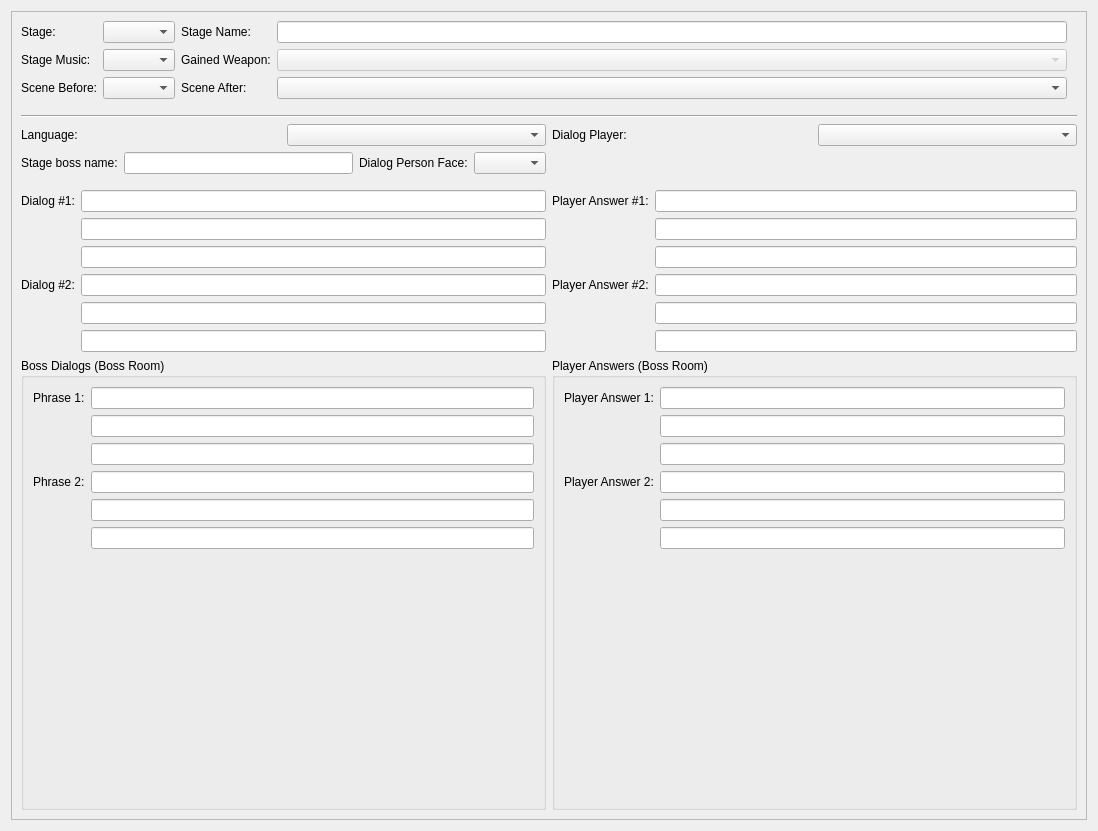
Qt form editor/mainwindow_tab/stage_edit.ui (protoman/rockbot) before a commit.
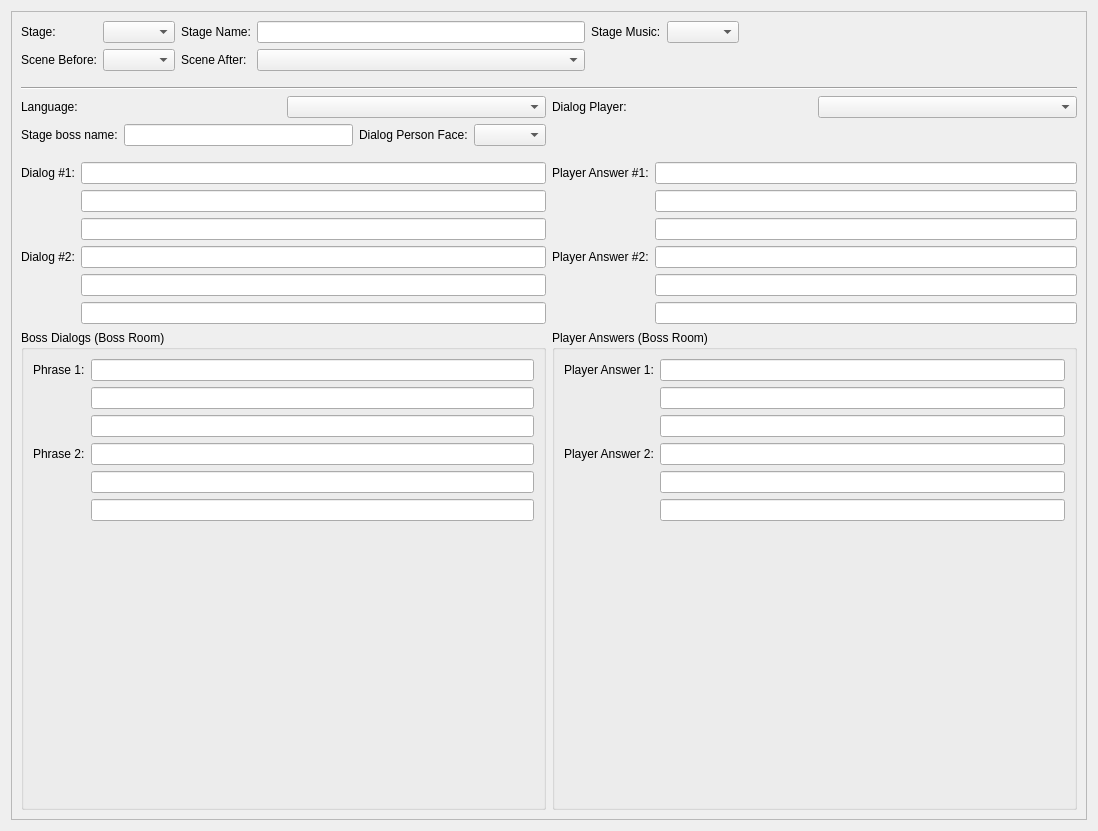
The same form after that commit.

Commit message: - add reset timer to enemies and objects on game_unpause - foreground layer get doubled and out of position when transitioning maps up/down - objects and enemies must check for difficulty-ground terrain types - EDITOR: show error in name when using one that already exists - re-add spawn to gear bot's mecha AI - Frog Coil item reappears when you left it after changing maps, closes #31

Diff of the .ui file:
```diff
--- a/editor/mainwindow_tab/stage_edit.ui
+++ b/editor/mainwindow_tab/stage_edit.ui
@@ -37,16 +37,6 @@
          <property name="bottomMargin">
           <number>10</number>
          </property>
-         <item row="1" column="1">
-          <widget class="QComboBox" name="stages_tab_bgmusic_combo"/>
-         </item>
-         <item row="1" column="3">
-          <widget class="QLabel" name="label_63">
-           <property name="text">
-            <string>Gained Weapon:</string>
-           </property>
-          </widget>
-         </item>
          <item row="0" column="1">
           <widget class="QComboBox" name="stages_tab_stage_combo"/>
          </item>
@@ -57,9 +47,6 @@
            </property>
           </widget>
          </item>
-         <item row="5" column="1">
-          <widget class="QComboBox" name="cutscenePre_comboBox"/>
-         </item>
          <item row="5" column="0">
           <widget class="QLabel" name="label_4">
            <property name="text">
@@ -67,44 +54,56 @@
            </property>
           </widget>
          </item>
-         <item row="5" column="4">
-          <widget class="QComboBox" name="cutscenePos_comboBox"/>
+         <item row="5" column="1">
+          <widget class="QComboBox" name="cutscenePre_comboBox"/>
          </item>
-         <item row="5" column="3">
-          <widget class="QLabel" name="label_6">
-           <property name="text">
-            <string>Scene After:</string>
-           </property>
-          </widget>
+         <item row="0" column="5">
+          <widget class="QComboBox" name="stages_tab_bgmusic_combo"/>
          </item>
-         <item row="1" column="4">
-          <widget class="QComboBox" name="stage_boss_weapon_combo">
-           <property name="enabled">
-            <bool>false</bool>
-           </property>
-          </widget>
-         </item>
-         <item row="0" column="4">
-          <widget class="QLineEdit" name="stages_tab_stage_name_lineedit">
-           <property name="maxLength">
-            <number>30</number>
-           </property>
-          </widget>
-         </item>
-         <item row="0" column="3">
+         <item row="0" column="2">
           <widget class="QLabel" name="label_7">
            <property name="text">
             <string>Stage Name:</string>
            </property>
           </widget>
          </item>
-         <item row="1" column="0">
+         <item row="0" column="4">
           <widget class="QLabel" name="label_13">
            <property name="text">
             <string>Stage Music:</string>
            </property>
           </widget>
          </item>
+         <item row="0" column="3">
+          <widget class="QLineEdit" name="stages_tab_stage_name_lineedit">
+           <property name="maxLength">
+            <number>30</number>
+           </property>
+          </widget>
+         </item>
+         <item row="5" column="2">
+          <widget class="QLabel" name="label_6">
+           <property name="text">
+            <string>Scene After:</string>
+           </property>
+          </widget>
+         </item>
+         <item row="5" column="3">
+          <widget class="QComboBox" name="cutscenePos_comboBox"/>
+         </item>
+         <item row="0" column="6">
+          <spacer name="horizontalSpacer">
+           <property name="orientation">
+            <enum>Qt::Horizontal</enum>
+           </property>
+           <property name="sizeHint" stdset="0">
+            <size>
+             <width>40</width>
+             <height>20</height>
+            </size>
+           </property>
+          </spacer>
+         </item>
         </layout>
        </item>
        <item>
```
Left out of the diff: 4 changed lines with no effect on the pictures. The commit also changes 28 other files.
